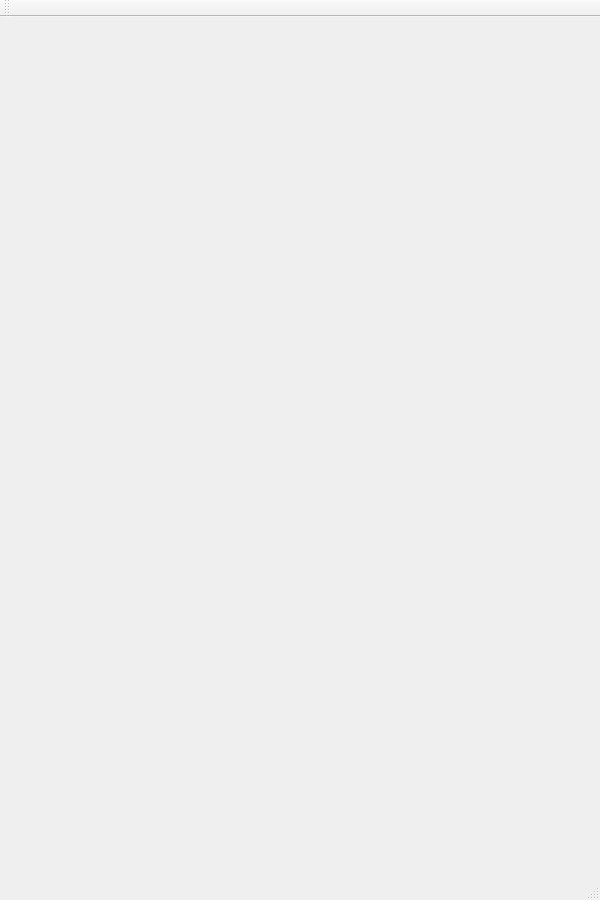
Above: mainwindow.ui from smwoolridge/TicTacToe before the change. Below: the same form after it.
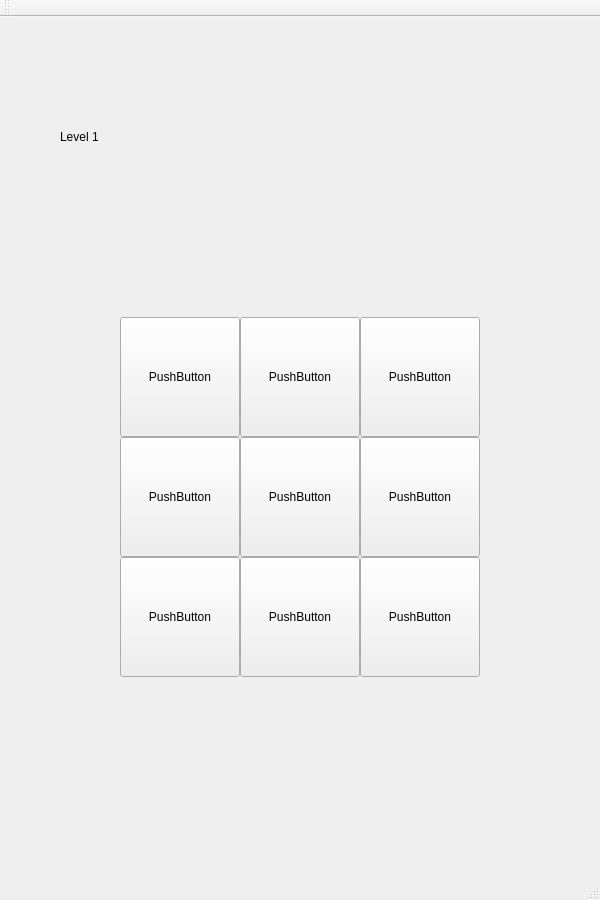
That is the form after the change. The open tabs and pages were chosen to show the change.

Commit message: finished the first grid

What changed in the file:
```diff
--- a/mainwindow.ui
+++ b/mainwindow.ui
@@ -85,7 +85,139 @@
       </property>
      </widget>
     </widget>
-    <widget class="QWidget" name="page_4"/>
+    <widget class="QWidget" name="page_4">
+     <widget class="QLabel" name="label">
+      <property name="geometry">
+       <rect>
+        <x>60</x>
+        <y>60</y>
+        <width>480</width>
+        <height>120</height>
+       </rect>
+      </property>
+      <property name="text">
+       <string>Level 1</string>
+      </property>
+     </widget>
+     <widget class="QPushButton" name="pushButton_7">
+      <property name="geometry">
+       <rect>
+        <x>120</x>
+        <y>300</y>
+        <width>120</width>
+        <height>120</height>
+       </rect>
+      </property>
+      <property name="text">
+       <string>PushButton</string>
+      </property>
+     </widget>
+     <widget class="QPushButton" name="pushButton_8">
+      <property name="geometry">
+       <rect>
+        <x>360</x>
+        <y>540</y>
+        <width>120</width>
+        <height>120</height>
+       </rect>
+      </property>
+      <property name="text">
+       <string>PushButton</string>
+      </property>
+     </widget>
+     <widget class="QPushButton" name="pushButton_9">
+      <property name="geometry">
+       <rect>
+        <x>240</x>
+        <y>540</y>
+        <width>120</width>
+        <height>120</height>
+       </rect>
+      </property>
+      <property name="text">
+       <string>PushButton</string>
+      </property>
+     </widget>
+     <widget class="QPushButton" name="pushButton_10">
+      <property name="geometry">
+       <rect>
+        <x>120</x>
+        <y>540</y>
+        <width>120</width>
+        <height>120</height>
+       </rect>
+      </property>
+      <property name="text">
+       <string>PushButton</string>
+      </property>
+     </widget>
+     <widget class="QPushButton" name="pushButton_11">
+      <property name="geometry">
+       <rect>
+        <x>240</x>
+        <y>420</y>
+        <width>120</width>
+        <height>120</height>
+       </rect>
+      </property>
+      <property name="text">
+       <string>PushButton</string>
+      </property>
+     </widget>
+     <widget class="QPushButton" name="pushButton_12">
+      <property name="geometry">
+       <rect>
+        <x>360</x>
+        <y>420</y>
+        <width>120</width>
+        <height>120</height>
+       </rect>
+      </property>
+      <property name="text">
+       <string>PushButton</string>
+      </property>
+     </widget>
+     <widget class="QPushButton" name="pushButton_13">
+      <property name="geometry">
+       <rect>
+        <x>120</x>
+        <y>420</y>
+        <width>120</width>
+        <height>120</height>
+       </rect>
+      </property>
+      <property name="text">
+       <string>PushButton</string>
+      </property>
+     </widget>
+     <widget class="QPushButton" name="pushButton_14">
+      <property name="geometry">
+       <rect>
+        <x>360</x>
+        <y>300</y>
+        <width>120</width>
+        <height>120</height>
+       </rect>
+      </property>
+      <property name="text">
+       <string>PushButton</string>
+      </property>
+     </widget>
+     <widget class="QPushButton" name="pushButton_15">
+      <property name="geometry">
+       <rect>
+        <x>240</x>
+        <y>300</y>
+        <width>120</width>
+        <height>120</height>
+       </rect>
+      </property>
+      <property name="text">
+       <string>PushButton</string>
+      </property>
+     </widget>
+    </widget>
+    <widget class="QWidget" name="page_5"/>
     <widget class="QWidget" name="page_2">
      <widget class="QLabel" name="TTT_Label">
       <property name="geometry">
```
Left out of the diff: 22 changed lines with no effect on the pictures.
